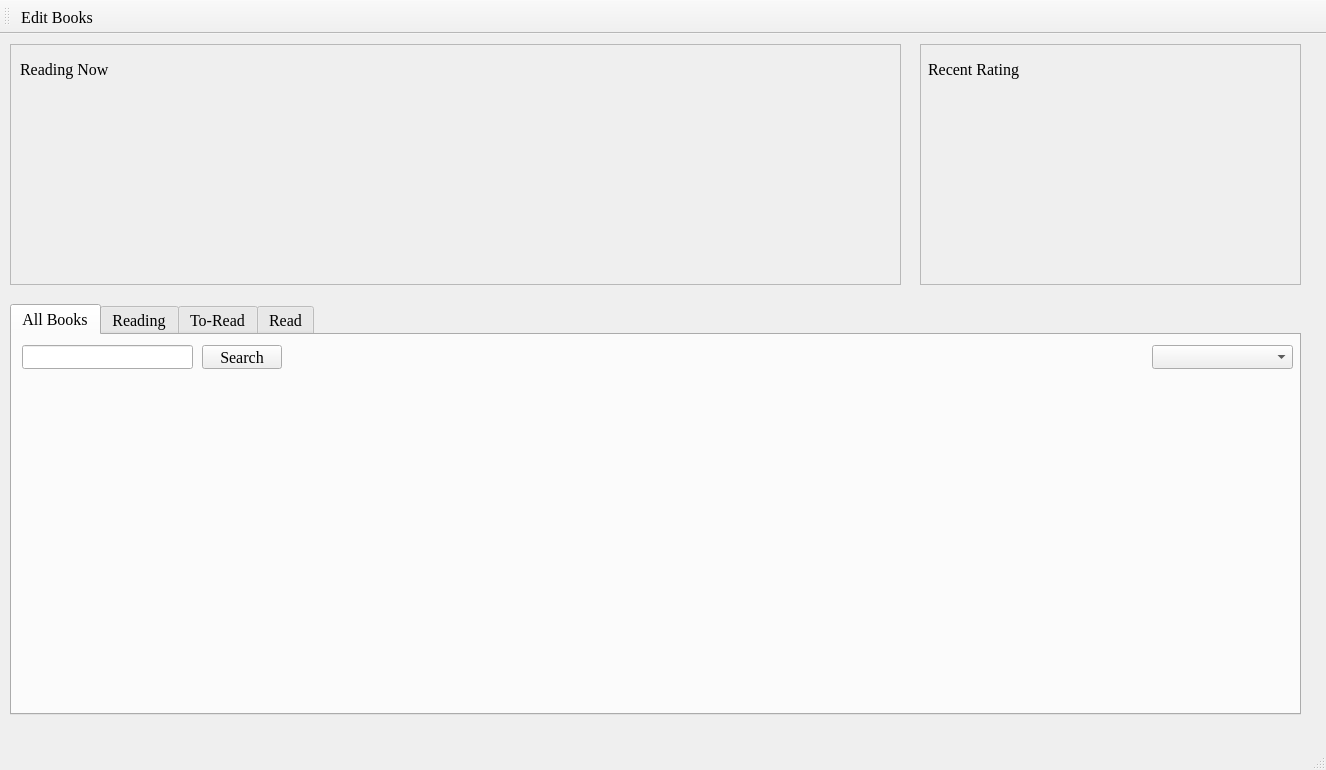
Old version of the form mainwindow.ui in the repository dietcokechan/Bookshelf-Widget.
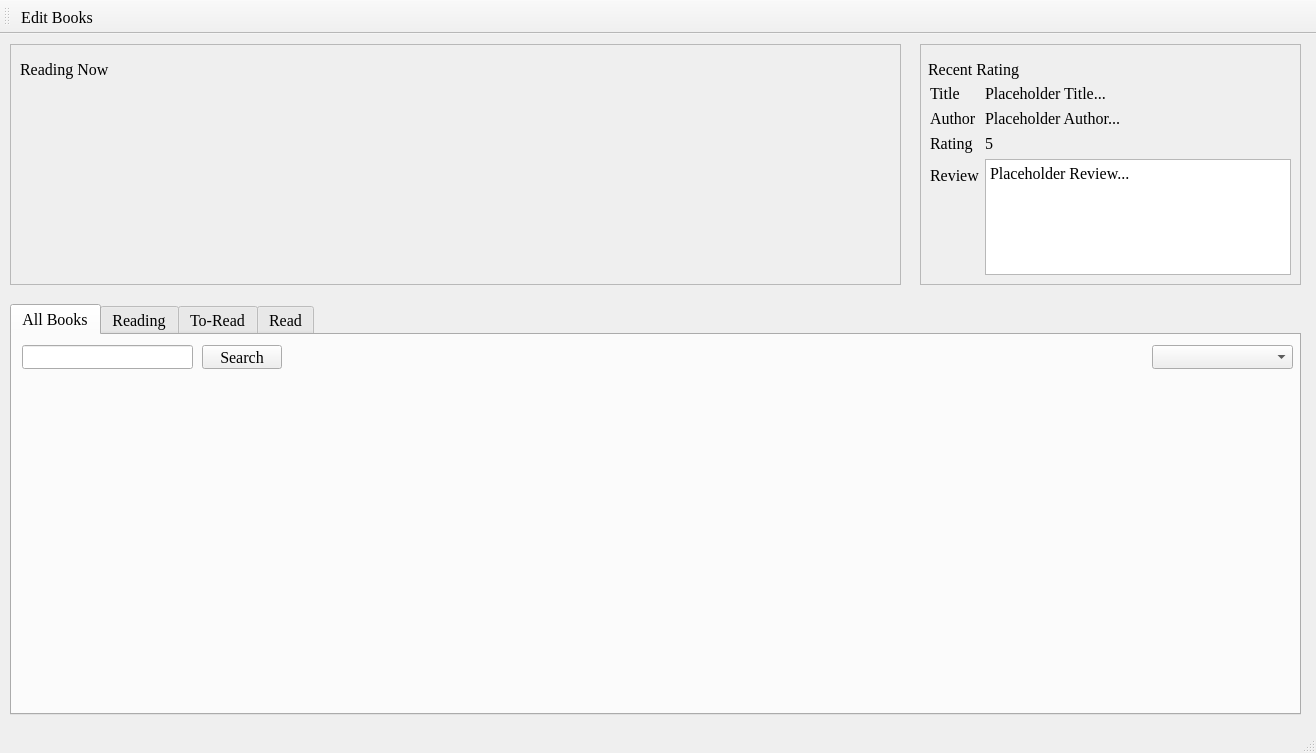
New version of the form. The open tabs and pages were chosen to show the change. Icons and pictures are not drawn.

Patch:
```diff
--- a/mainwindow.ui
+++ b/mainwindow.ui
@@ -6,8 +6,8 @@
    <rect>
     <x>0</x>
     <y>0</y>
-    <width>1326</width>
-    <height>770</height>
+    <width>1316</width>
+    <height>753</height>
    </rect>
   </property>
   <property name="font">
@@ -95,12 +95,74 @@
      <property name="geometry">
       <rect>
        <x>10</x>
-       <y>50</y>
+       <y>40</y>
        <width>361</width>
-       <height>181</height>
+       <height>191</height>
       </rect>
      </property>
-     <layout class="QVBoxLayout" name="verticalLayout"/>
+     <layout class="QFormLayout" name="formLayout">
+      <item row="0" column="0">
+       <widget class="QLabel" name="label_3">
+        <property name="text">
+         <string>Title</string>
+        </property>
+       </widget>
+      </item>
+      <item row="1" column="0">
+       <widget class="QLabel" name="label_4">
+        <property name="text">
+         <string>Author</string>
+        </property>
+       </widget>
+      </item>
+      <item row="2" column="0">
+       <widget class="QLabel" name="label_5">
+        <property name="text">
+         <string>Rating</string>
+        </property>
+       </widget>
+      </item>
+      <item row="3" column="0">
+       <widget class="QLabel" name="label_6">
+        <property name="text">
+         <string>Review</string>
+        </property>
+       </widget>
+      </item>
+      <item row="0" column="1">
+       <widget class="QLabel" name="label_7">
+        <property name="text">
+         <string>Placeholder Title...</string>
+        </property>
+       </widget>
+      </item>
+      <item row="1" column="1">
+       <widget class="QLabel" name="label_8">
+        <property name="text">
+         <string>Placeholder Author...</string>
+        </property>
+       </widget>
+      </item>
+      <item row="2" column="1">
+       <widget class="QLabel" name="label_9">
+        <property name="text">
+         <string>5</string>
+        </property>
+       </widget>
+      </item>
+      <item row="3" column="1">
+       <widget class="QTextBrowser" name="textBrowser">
+        <property name="html">
+         <string>&lt;!DOCTYPE HTML PUBLIC &quot;-//W3C//DTD HTML 4.0//EN&quot; &quot;http://www.w3.org/TR/REC-html40/strict.dtd&quot;&gt;
+&lt;html&gt;&lt;head&gt;&lt;meta name=&quot;qrichtext&quot; content=&quot;1&quot; /&gt;&lt;meta charset=&quot;utf-8&quot; /&gt;&lt;style type=&quot;text/css&quot;&gt;
+p, li { white-space: pre-wrap; }
+hr { height: 1px; border-width: 0; }
+&lt;/style&gt;&lt;/head&gt;&lt;body style=&quot; font-family:'Times New Roman'; font-size:12pt; font-weight:400; font-style:normal;&quot;&gt;
+&lt;p style=&quot; margin-top:0px; margin-bottom:0px; margin-left:0px; margin-right:0px; -qt-block-indent:0; text-indent:0px;&quot;&gt;Placeholder Review...&lt;/p&gt;&lt;/body&gt;&lt;/html&gt;</string>
+        </property>
+       </widget>
+      </item>
+     </layout>
     </widget>
    </widget>
    <widget class="QTabWidget" name="tabWidget">
```
Left out of the diff: 55 changed lines with no effect on the pictures.
